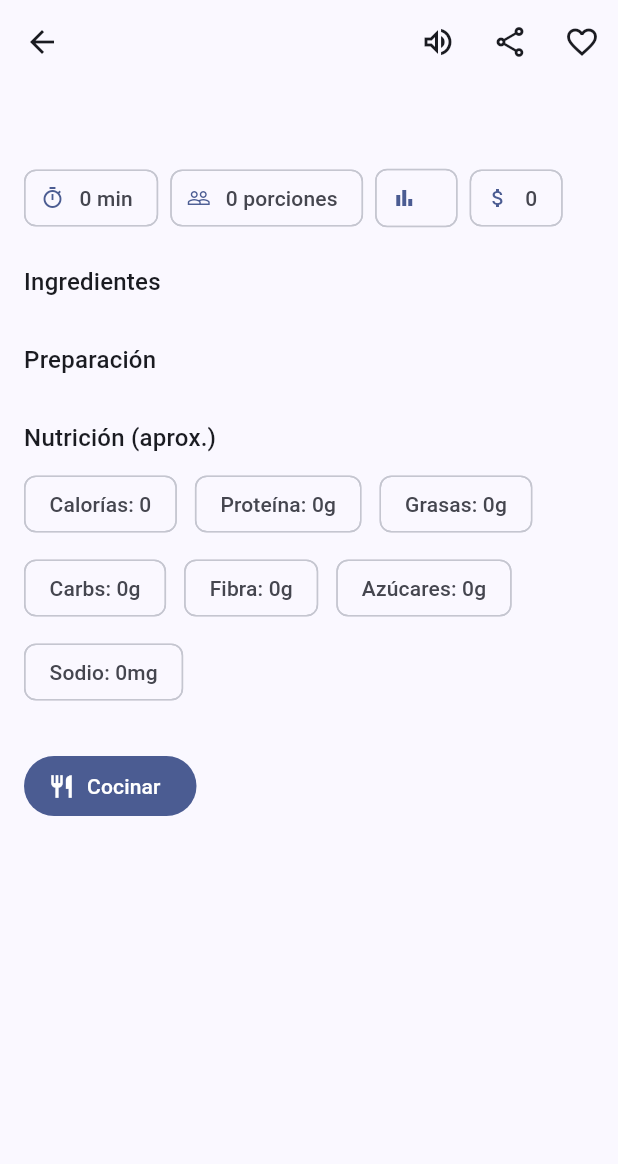
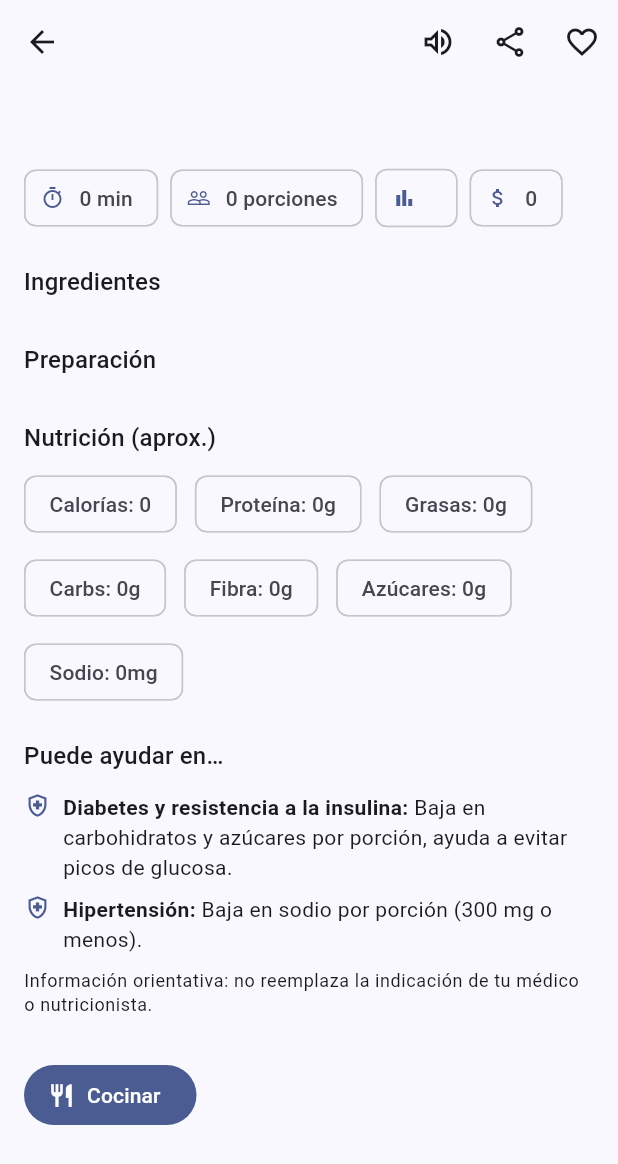
Before and after one commit to ShinraCodeApp/chef-ai-shinra, a Flutter app: the RecipeDetailScreen screen opened directly with empty values, on a phone screen of 412 x 824 dp. Shown: the top 1164 px of the screen. Run offline on Flutter 3.47's test engine with Material 3 defaults, Android fonts, the phone set to English and light mode, and no system bars; our stand-ins replace dio, flutter_local_notifications, flutter_secure_storage, flutter_tts, image_picker, share_plus and 3 more; accounts and stored records are empty.

Commit message:
Mostrar en cada receta en qué enfermedades puede ayudar y ampliar las de tiroides
App: al pie del detalle de la receta aparece "Puede ayudar en…" con las
condiciones que aplican y el motivo de cada una (hipotiroidismo,
hipertiroidismo, preparación para yodo radiactivo, celiaquía, intolerancia
a la lactosa, diabetes, hipertensión, colesterol/corazón, estreñimiento,
sobrepeso, anemia y osteoporosis), más un aviso de que es información
orientativa. Se calcula a partir de etiquetas, ingredientes y nutrición por
porción (core/health_conditions.dart), así que también funciona para las
recetas generadas por IA o compartidas por usuarios.

Seed: health-tags.ts agrega la etiqueta 'hipotiroidismo' a las recetas con
pescados, mariscos, algas o huevo entero (210 en total, antes eran 2) y
'hipertiroidismo' a las bajas en yodo, para que las categorías del inicio
las muestren. El seed ya sincroniza dietTags de recetas existentes.

Co-Authored-By: Claude Opus 5.5 <noreply@anthropic.com>
Claude-Session: https://claude.ai/code/session_01DoDdZ2z2M5swYiYe5on9ms

```diff
--- /dev/null
+++ b/app/lib/core/health_conditions.dart
@@ -0,0 +1,115 @@
+import '../models/recipe.dart';
+
+/// Una condición de salud en la que la receta puede ayudar, con el motivo
+/// que se muestra al pie del detalle de la receta.
+class HealthCondition {
+  final String name;
+  final String reason;
+
+  const HealthCondition(this.name, this.reason);
+}
+
+// Listas de ingredientes del catálogo (mismos nombres que ingredients.seed.ts).
+// Las de tiroides se repiten en backend/src/database/seeds/health-tags.ts: si se
+// cambian acá, cambiarlas también allá para que coincidan las etiquetas.
+const _seafood = {
+  'Pescado (filete)', 'Atún', 'Salmón', 'Camarones', 'Mejillones', 'Calamares',
+  'Sardinas', 'Merluza', 'Caballa', 'Bacalao', 'Pulpo', 'Vieiras', 'Sepia',
+  'Pez espada', 'Centolla', 'Anchoas', 'Kanikama', 'Alga nori',
+};
+const _oilyFish = {'Salmón', 'Sardinas', 'Caballa', 'Atún', 'Anchoas'};
+const _dairy = {
+  'Leche', 'Queso', 'Yogur', 'Yogur griego', 'Mozzarella', 'Ricota',
+  'Queso crema', 'Burrata', 'Crema de leche', 'Manteca', 'Dulce de leche',
+  'Leche condensada', 'Leche evaporada', 'Helado', 'Chocolate blanco',
+};
+const _calciumDairy = {
+  'Leche', 'Queso', 'Yogur', 'Yogur griego', 'Mozzarella', 'Ricota', 'Burrata',
+};
+const _heartFriendly = {
+  'Salmón', 'Sardinas', 'Caballa', 'Atún', 'Avena', 'Lentejas', 'Garbanzos',
+  'Porotos negros', 'Nueces', 'Almendras', 'Linaza', 'Chía', 'Palta',
+};
+const _saturatedFat = {
+  'Manteca', 'Panceta', 'Chorizo', 'Crema de leche', 'Manteca de cerdo',
+  'Morcilla', 'Chinchulines', 'Mollejas', 'Riñones', 'Dulce de leche',
+  'Leche condensada', 'Salchichas', 'Mortadela', 'Cochinillo',
+};
+const _ironRich = {
+  'Carne (bife)', 'Carne picada', 'Lentejas', 'Garbanzos', 'Porotos negros',
+  'Mejillones', 'Riñones', 'Morcilla', 'Cordero',
+};
+
+/// Deduce, a partir de las etiquetas, los ingredientes y la nutrición por
+/// porción, en qué condiciones de salud puede ayudar la receta. Es información
+/// orientativa (el detalle lo aclara): no reemplaza la indicación médica.
+List<HealthCondition> healthConditionsFor(Recipe recipe) {
+  final tags = recipe.dietTags.toSet();
+  final names = recipe.recipeIngredients.map((ri) => ri.ingredient.name).toSet();
+  final hasWholeEgg = recipe.recipeIngredients.any((ri) =>
+      ri.ingredient.name == 'Huevo' &&
+      !(ri.notes ?? '').toLowerCase().contains('clara'));
+  final lowIodine = tags.contains('bajo_yodo');
+  final n = recipe.nutrition;
+  final result = <HealthCondition>[];
+
+  if (!lowIodine &&
+      (tags.contains('hipotiroidismo') ||
+          names.any(_seafood.contains) ||
+          hasWholeEgg)) {
+    result.add(const HealthCondition('Hipotiroidismo',
+        'Aporta yodo y selenio (pescados, mariscos, algas o huevo), nutrientes que la tiroides necesita para producir hormona.'));
+  }
+  if (lowIodine) {
+    result.add(const HealthCondition(
+        'Cáncer de tiroides (preparación para yodo radiactivo)',
+        'Es baja en yodo: sirve para la dieta de 1 a 2 semanas previa al tratamiento con yodo radiactivo o a un rastreo corporal.'));
+  }
+  if (lowIodine || tags.contains('hipertiroidismo')) {
+    result.add(const HealthCondition('Hipertiroidismo',
+        'No suma yodo extra, útil cuando el médico indica moderar su consumo.'));
+  }
+  if (tags.contains('sin_tacc')) {
+    result.add(const HealthCondition(
+        'Celiaquía', 'No lleva trigo, avena, cebada ni centeno (TACC).'));
+  }
+  if (names.isNotEmpty && !names.any(_dairy.contains)) {
+    result.add(const HealthCondition(
+        'Intolerancia a la lactosa', 'No lleva leche ni derivados lácteos.'));
+  }
+  if (n != null) {
+    if (n.carbsG <= 20 && n.sugarG <= 10) {
+      result.add(const HealthCondition('Diabetes y resistencia a la insulina',
+          'Baja en carbohidratos y azúcares por porción, ayuda a evitar picos de glucosa.'));
+    }
+    if (n.sodiumMg <= 300) {
+      result.add(const HealthCondition('Hipertensión',
+          'Baja en sodio por porción (300 mg o menos).'));
+    }
+    if (names.any(_heartFriendly.contains) &&
+        !names.any(_saturatedFat.contains) &&
+        n.fatG <= 25) {
+      result.add(HealthCondition('Colesterol alto y salud del corazón',
+          names.any(_oilyFish.contains)
+              ? 'Aporta omega 3 de pescado azul y pocas grasas saturadas.'
+              : 'Aporta fibra soluble o grasas saludables (avena, legumbres, frutos secos, semillas o palta) y pocas grasas saturadas.'));
+    }
+    if (n.fiberG >= 6) {
+      result.add(const HealthCondition('Estreñimiento',
+          'Rica en fibra (6 g o más por porción), favorece el tránsito intestinal.'));
+    }
+    if (n.calories > 0 && n.calories <= 350 && n.proteinG >= 15) {
+      result.add(const HealthCondition('Sobrepeso',
+          'Moderada en calorías y con buena proteína, lo que ayuda a la saciedad.'));
+    }
+  }
+  if (names.any(_ironRich.contains)) {
+    result.add(const HealthCondition('Anemia por falta de hierro',
+        'Aporta hierro (carnes rojas, legumbres o mariscos); acompañar con limón, morrón o tomate mejora su absorción.'));
+  }
+  if (names.any(_calciumDairy.contains) || names.contains('Sardinas')) {
+    result.add(const HealthCondition(
+        'Osteoporosis', 'Aporta calcio (lácteos o sardinas) para los huesos.'));
+  }
+  return result;
+}
--- a/app/lib/screens/recipes/recipe_detail_screen.dart
+++ b/app/lib/screens/recipes/recipe_detail_screen.dart
@@ -3,6 +3,7 @@ import 'package:flutter_tts/flutter_tts.dart';
 import 'package:provider/provider.dart';
 import 'package:share_plus/share_plus.dart';
 import '../../core/diet_tags.dart';
+import '../../core/health_conditions.dart';
 import '../../core/notifications_service.dart';
 import '../../core/quantity_format.dart';
 import '../../core/recipe_images.dart';
@@ -309,6 +310,7 @@ class _RecipeDetailScreenState extends State<RecipeDetailScreen> {
                       ],
                     ),
                   ],
+                  ..._healthSection(recipe),
                   const SizedBox(height: 28),
                   FilledButton.icon(
                     onPressed: _isCooking ? null : _cook,
@@ -327,6 +329,44 @@ class _RecipeDetailScreenState extends State<RecipeDetailScreen> {
     );
   }
 
+  /// Sección al pie de la receta: en qué condiciones de salud puede ayudar.
+  List<Widget> _healthSection(Recipe recipe) {
+    final conditions = healthConditionsFor(recipe);
+    if (conditions.isEmpty) return const [];
+    final textTheme = Theme.of(context).textTheme;
+    return [
+      const SizedBox(height: 20),
+      Text('Puede ayudar en…', style: textTheme.titleMedium),
+      const SizedBox(height: 8),
+      ...conditions.map(
+        (c) => Padding(
+          padding: const EdgeInsets.symmetric(vertical: 4),
+          child: Row(
+            crossAxisAlignment: CrossAxisAlignment.start,
+            children: [
+              Icon(Icons.health_and_safety_outlined,
+                  size: 18, color: Theme.of(context).colorScheme.primary),
+              const SizedBox(width: 8),
+              Expanded(
+                child: Text.rich(TextSpan(children: [
+                  TextSpan(
+                      text: '${c.name}: ',
+                      style: const TextStyle(fontWeight: FontWeight.bold)),
+                  TextSpan(text: c.reason),
+                ])),
+              ),
+            ],
+          ),
+        ),
+      ),
+      const SizedBox(height: 6),
+      Text(
+        'Información orientativa: no reemplaza la indicación de tu médico o nutricionista.',
+        style: textTheme.bodySmall,
+      ),
+    ];
+  }
+
   Widget _infoChip(IconData icon, String label) {
     return Chip(avatar: Icon(icon, size: 16), label: Text(label));
   }
```
Also changed, not shown: 2 other files.
